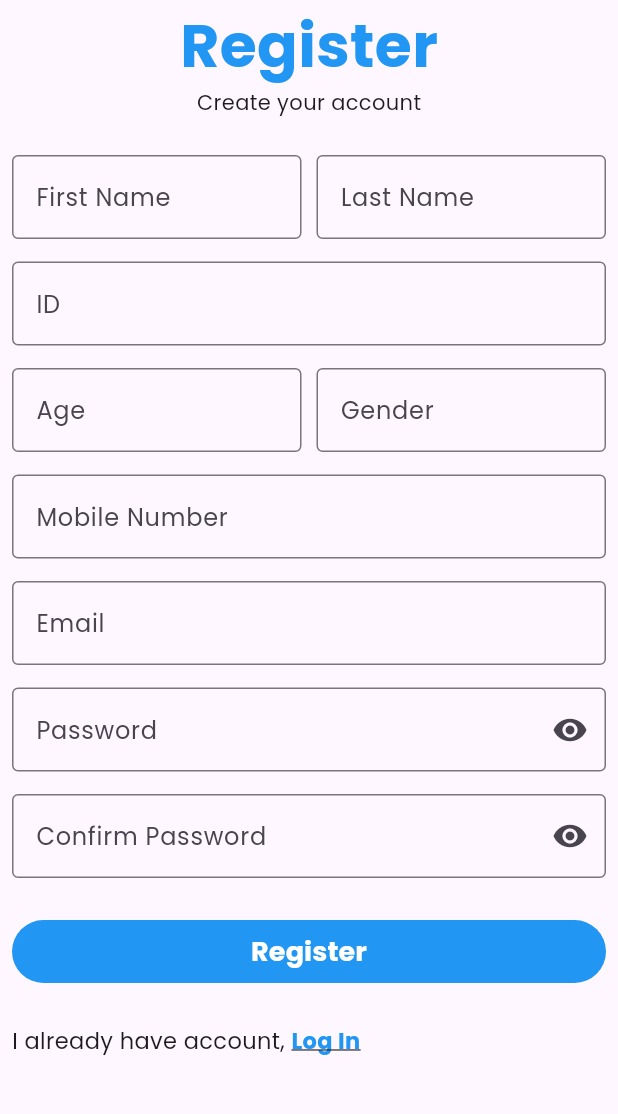
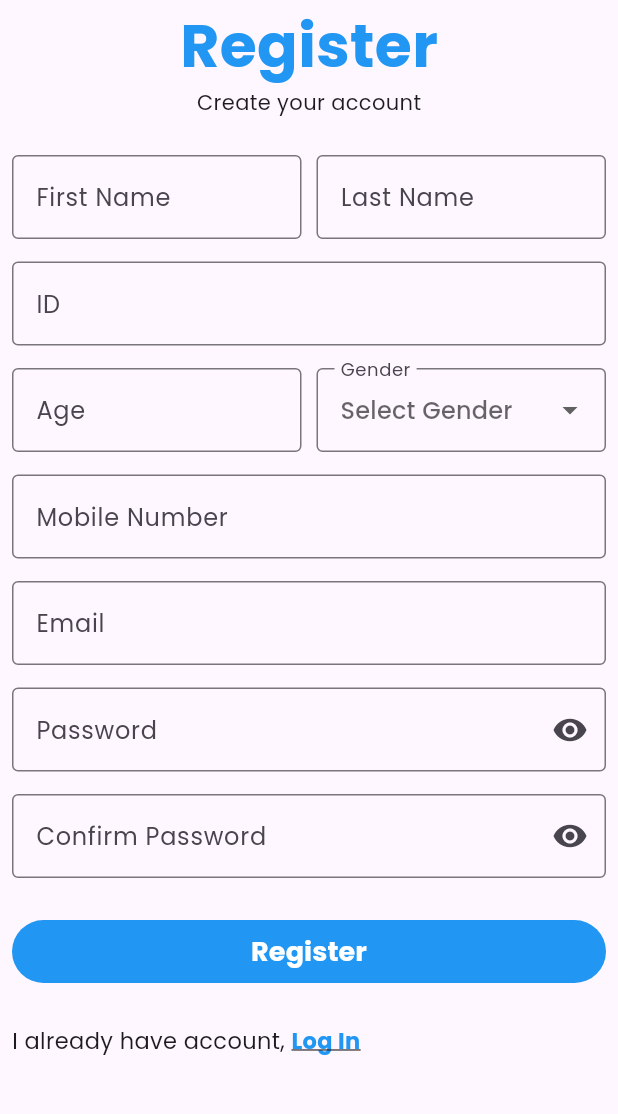
Before and after one commit to marwanessam12/CarpoolApp, a Flutter app: the SignUp screen opened directly, on a phone screen of 412 x 824 dp, the part 46-1160 px from its top. Run offline on Flutter 3.47's test engine with Material 3 defaults, Android fonts, the light colour scheme and no system bars; our stand-ins replace cloud_firestore, firebase_auth, firebase_core, flutter_svg, geolocator, get and 2 more; accounts and stored records are empty.

Commit message:
genderupdate

```diff
--- a/lib/features/home/presentation/screens/signup.dart
+++ b/lib/features/home/presentation/screens/signup.dart
@@ -119,13 +119,25 @@ class _SignUpState extends State<SignUp> {
                           width: 10.0,
                         ),
                         Expanded(
-                          child: TextField(
-                            controller: controller.gender,
+                          child: DropdownButtonFormField<String>(
+                            value: controller.gender.text.isEmpty
+                                ? null
+                                : controller.gender.text,
+                            items: ['Male', 'Female'].map((String gender) {
+                              return DropdownMenuItem<String>(
+                                value: gender,
+                                child: Text(gender),
+                              );
+                            }).toList(),
+                            onChanged: (String? newValue) {
+                              // Update the controller with the selected value
+                              controller.gender.text = newValue ?? '';
+                            },
                             decoration: const InputDecoration(
                               labelText: 'Gender',
                               floatingLabelBehavior: FloatingLabelBehavior.auto,
                               border: OutlineInputBorder(),
-                              hintText: 'Gender',
+                              hintText: 'Select Gender',
                             ),
                           ),
                         ),
```
